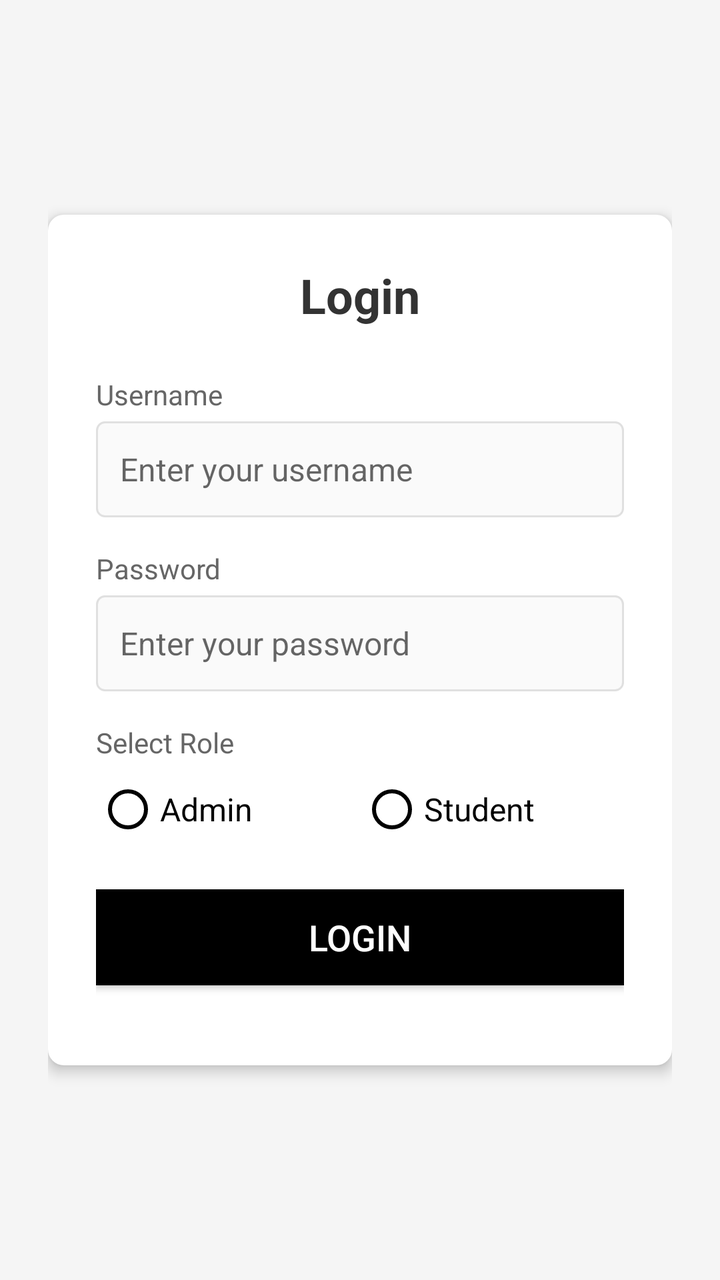
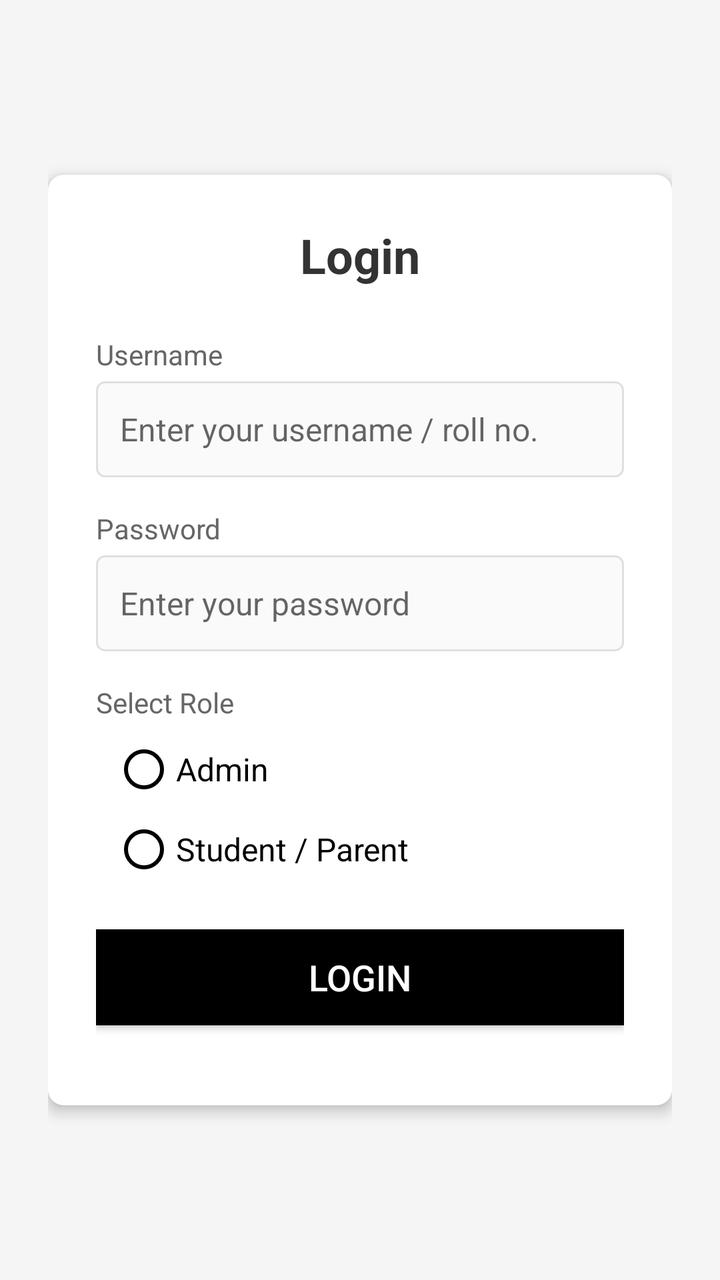

An Android layout rendered at two revisions. The XML below is the earlier revision; the diff shows what the commit changed to produce the second picture.
<!-- AndroidManifest.xml: application theme Theme.AppCompat.Light.NoActionBar -->
<!-- res/layout/activity_login.xml -->
<LinearLayout xmlns:android="http://schemas.android.com/apk/res/android"
    android:layout_width="match_parent"
    android:layout_height="match_parent"
    android:orientation="vertical"
    android:background="#f5f5f5"
    android:padding="24dp"
    android:gravity="center">

    
    <LinearLayout
        android:layout_width="match_parent"
        android:layout_height="wrap_content"
        android:orientation="vertical"
        android:background="@drawable/login_card_bg"
        android:padding="24dp"
        android:elevation="4dp">

        
        <TextView
            android:layout_width="match_parent"
            android:layout_height="wrap_content"
            android:text="Login"
            android:textSize="24sp"
            android:textColor="#333"
            android:textStyle="bold"
            android:gravity="center"
            android:layout_marginBottom="24dp"/>

        
        <TextView
            android:layout_width="match_parent"
            android:layout_height="wrap_content"
            android:text="Username"
            android:textSize="14sp"
            android:textColor="#666"
            android:layout_marginBottom="4dp"/>

        <EditText
            android:id="@+id/username"
            android:layout_width="match_parent"
            android:layout_height="48dp"
            android:hint="Enter your username"
            android:background="@drawable/edittext_bg"
            android:padding="12dp"
            android:textSize="16sp"
            android:layout_marginBottom="16dp"/>

        
        <TextView
            android:layout_width="match_parent"
            android:layout_height="wrap_content"
            android:text="Password"
            android:textSize="14sp"
            android:textColor="#666"
            android:layout_marginBottom="4dp"/>

        <EditText
            android:id="@+id/password"
            android:layout_width="match_parent"
            android:layout_height="48dp"
            android:hint="Enter your password"
            android:inputType="textPassword"
            android:background="@drawable/edittext_bg"
            android:padding="12dp"
            android:textSize="16sp"
            android:layout_marginBottom="16dp"/>

        
        <TextView
            android:layout_width="match_parent"
            android:layout_height="wrap_content"
            android:text="Select Role"
            android:textSize="14sp"
            android:textColor="#666"
            android:layout_marginBottom="8dp"/>

        <RadioGroup
            android:id="@+id/roleGroup"
            android:layout_width="match_parent"
            android:layout_height="wrap_content"
            android:orientation="horizontal"
            android:layout_marginBottom="24dp">

            <RadioButton
                android:id="@+id/radio_admin"
                android:layout_width="0dp"
                android:layout_height="wrap_content"
                android:layout_weight="1"
                android:text="Admin"
                android:textSize="16sp"
                android:buttonTint="@android:color/black"/>

            <RadioButton
                android:id="@+id/radio_student"
                android:layout_width="0dp"
                android:layout_height="wrap_content"
                android:layout_weight="1"
                android:text="Student"
                android:textSize="16sp"
                android:buttonTint="@android:color/black"/>
        </RadioGroup>

        
        <Button
            android:id="@+id/loginButton"
            android:layout_width="match_parent"
            android:layout_height="48dp"
            android:text="Login"
            android:textSize="18sp"
            android:textColor="#ffffff"
            android:background="@android:color/black"
            android:layout_marginBottom="16dp"/>

        
        
    </LinearLayout>
</LinearLayout>
<!-- resources referenced by this layout -->
<resources>
  <!-- drawable edittext_bg (drawable) -->
  <shape xmlns:android="http://schemas.android.com/apk/res/android">
      <solid android:color="#fafafa"/>
      <corners android:radius="4dp"/>
      <stroke android:width="1dp" android:color="#e0e0e0"/>
  </shape>
  <!-- drawable login_card_bg (drawable) -->
  <shape xmlns:android="http://schemas.android.com/apk/res/android">
      <solid android:color="#ffffff"/>
      <corners android:radius="8dp"/>
  </shape>
</resources>

<!-- the commit's change to res/layout/activity_login.xml (unified diff, before → after) -->
@@ -39,7 +39,7 @@
             android:id="@+id/username"
             android:layout_width="match_parent"
             android:layout_height="48dp"
-            android:hint="Enter your username"
+            android:hint="Enter your username / roll no."
             android:background="@drawable/edittext_bg"
             android:padding="12dp"
             android:textSize="16sp"
@@ -78,26 +78,28 @@
             android:id="@+id/roleGroup"
             android:layout_width="match_parent"
             android:layout_height="wrap_content"
-            android:orientation="horizontal"
-            android:layout_marginBottom="24dp">
+            android:orientation="vertical" 
+            android:layout_marginBottom="24dp"
+            android:paddingStart="8dp"
+            android:paddingEnd="8dp">
 
             <RadioButton
                 android:id="@+id/radio_admin"
-                android:layout_width="0dp"
+                android:layout_width="wrap_content" 
                 android:layout_height="wrap_content"
-                android:layout_weight="1"
                 android:text="Admin"
                 android:textSize="16sp"
-                android:buttonTint="@android:color/black"/>
+                android:buttonTint="@color/black"
+                android:layout_marginBottom="8dp"/> 
 
             <RadioButton
                 android:id="@+id/radio_student"
-                android:layout_width="0dp"
+                android:layout_width="wrap_content" 
                 android:layout_height="wrap_content"
-                android:layout_weight="1"
-                android:text="Student"
+                android:text="Student / Parent"
                 android:textSize="16sp"
-                android:buttonTint="@android:color/black"/>
+                android:buttonTint="@color/black"/>
+
         </RadioGroup>
 
         
<!-- resource entries referenced after the edit -->
@@ -1,5 +1,6 @@
 <!-- resources referenced by this layout -->
 <resources>
+  <color name="black">#FF000000</color>
   <!-- drawable edittext_bg (drawable) -->
   <shape xmlns:android="http://schemas.android.com/apk/res/android">
       <solid android:color="#fafafa"/>
